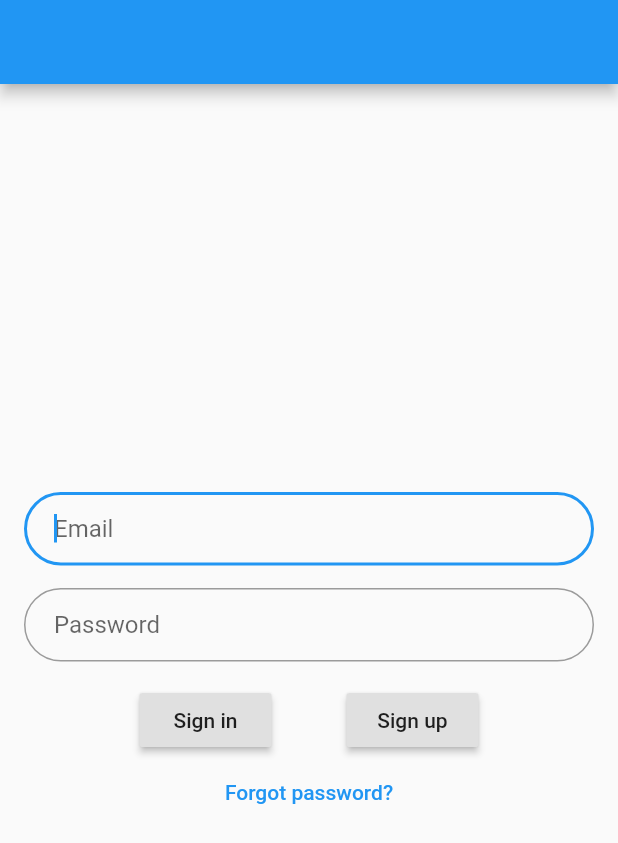
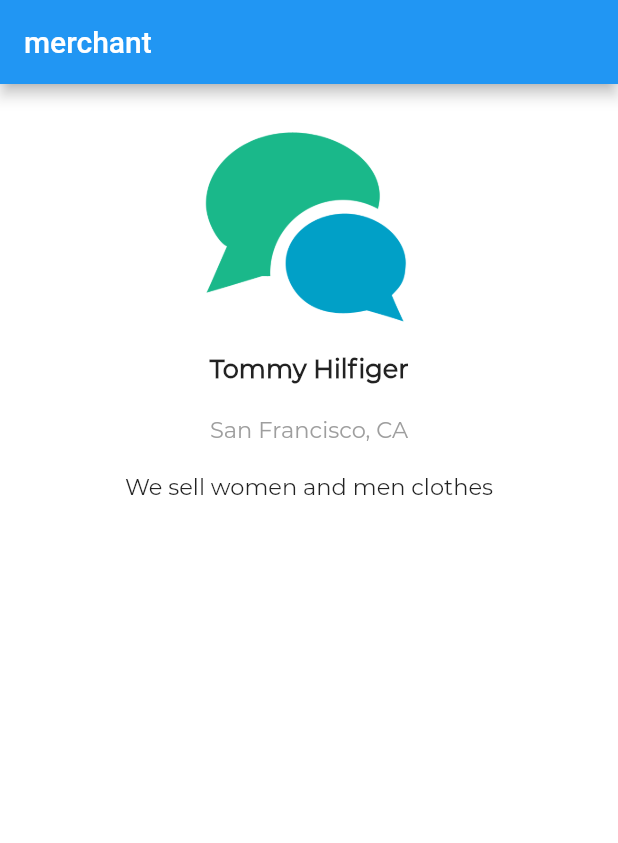
Before and after one commit to nguyenngo6/GivSIGABRT, a Flutter app: the screen it shows after launch, on a phone screen of 412 x 824 dp. Shown: the top 843 px of the screen. Run offline on Flutter 3.47's test engine with Material 2 defaults, Android fonts, the phone set to English and light mode, and no system bars; our stand-ins replace cloud_firestore, firebase_auth, google_sign_in; accounts and stored records are empty.

Commit message:
add merchant profile page

```diff
--- /dev/null
+++ b/lib/UI/coupon.dart
@@ -0,0 +1,19 @@
+
+
+
+
+import 'package:flutter/material.dart';
+
+class Coupon extends StatefulWidget {
+  @override
+  _CouponState createState() => _CouponState();
+}
+
+class _CouponState extends State<Coupon> {
+  @override
+  Widget build(BuildContext context) {
+    return Container(
+      child: Text('a coupon'),
+    );
+  }
+}
--- /dev/null
+++ b/lib/UI/merchant_profile_page.dart
@@ -0,0 +1,117 @@
+import 'package:firebase_auth/firebase_auth.dart';
+import 'package:flutter/material.dart';
+import 'package:cloud_firestore/cloud_firestore.dart';
+import 'package:giver_app/UI/coupon.dart';
+
+class MerchantProfilePage extends StatefulWidget {
+  @override
+  _MerchantProfilePageState createState() => _MerchantProfilePageState();
+}
+
+class _MerchantProfilePageState extends State<MerchantProfilePage> {
+
+  Future getCoupons() async {
+    CollectionReference couponReference = Firestore.instance.collection("users");
+    QuerySnapshot qn = await couponReference.getDocuments();
+
+    return qn.documents;
+  }
+
+  navigateToCoupon(DocumentSnapshot coupon) {
+    Navigator.push(context, MaterialPageRoute(builder: (context) => Coupon()));
+  }
+
+
+  @override
+  Widget build(BuildContext context) {
+    return Scaffold(
+      appBar: AppBar(
+        title: Text('merchant'),
+      ),
+      backgroundColor: Colors.white,
+      body: ListView(
+        children: <Widget>[
+          Column(
+            crossAxisAlignment: CrossAxisAlignment.center,
+
+            children: <Widget>[
+              Padding(
+                padding: EdgeInsets.only(left: 20.0, right: 20.0, top: 20.0),
+                child: Container(
+                  height: 150.0,
+                  width: 150.0,
+                  decoration: BoxDecoration(
+                    borderRadius: BorderRadius.circular(25.0),
+                    image: DecorationImage(
+                      image: AssetImage('assets/logo.png'),
+                      fit: BoxFit.cover
+                    )
+                  ),
+                ),
+              ),
+              Padding(
+                padding: const EdgeInsets.only(left: 20.0, right: 20.0, top: 10.0),
+                child: Text('Tommy Hilfiger',
+                style: TextStyle(
+                  fontFamily: 'Montserrat',
+                  fontWeight: FontWeight.bold,
+                  fontSize: 17.0
+                 ),
+                 ),
+               ),
+              Padding(
+                 padding: const EdgeInsets.only(left:20.0, top: 20.0, right: 20.0),
+                 child: Text('San Francisco, CA',
+                 style: TextStyle(
+                   fontFamily: 'Montserrat',
+                   color: Colors.grey,
+                   fontSize: 15.0
+                 ),
+                 ),
+               ),
+               Padding(
+                 padding: const EdgeInsets.only(left:20.0, top: 20.0, right: 20.0),
+                 child: Text('We sell women and men clothes',
+                 style: TextStyle(
+                   fontFamily: 'Montserrat',
+                   fontWeight: FontWeight.w300,
+                   fontSize: 15.0
+                 ),
+                 ),
+               ),
+               SizedBox(height: 25),
+               Container(
+                 padding: const EdgeInsets.only(left:20.0, top: 20.0, right: 20.0),
+                 height: 150,
+                 width: 300,
+                 child: FutureBuilder(
+                   future: getCoupons(),
+                   builder: (_, snapshot){
+                     if (snapshot.connectionState == ConnectionState.waiting){
+                       return Center(
+                         child: Text('Loading...'),
+                       );
+                     } else {
+                       return ListView.builder(
+
+                         itemCount:  snapshot.data.length,
+                         itemBuilder: (_, index){
+                           return ListTile(
+                             title: Text(snapshot.data[index].data['email']),
+                             onTap: () => navigateToCoupon(snapshot.data[index]),
+                           );
+                         },
+                       );
+                     }
+                   },
+                 ),
+
+
+               )
+            ],
+          )
+        ],
+      ),
+    );
+  }
+}
--- a/lib/UI/sign_up_page.dart
+++ b/lib/UI/sign_up_page.dart
@@ -167,6 +167,7 @@ class _SignUpPageState extends State<SignUpPage> {
         Firestore.instance.runTransaction((Transaction transaction) async {
           CollectionReference reference = Firestore.instance.collection(
               'users');
+
           await reference.document(user.uid)
               .setData({"email": _email, "level": _selected});
           DocumentReference docRef = Firestore.instance.collection('users').document(user.uid);
--- a/lib/main.dart
+++ b/lib/main.dart
@@ -1,5 +1,6 @@
 import 'package:flutter/material.dart';
 
+import 'UI/merchant_profile_page.dart';
 import 'UI/sign_in_page.dart';
 
 void main() => runApp(MyApp());
@@ -22,7 +23,7 @@ class MyApp extends StatelessWidget {
         // is not restarted.
         primarySwatch: Colors.blue,
       ),
-      home: SignInPage(),
+      home: MerchantProfilePage(),
     );
   }
 }
```
